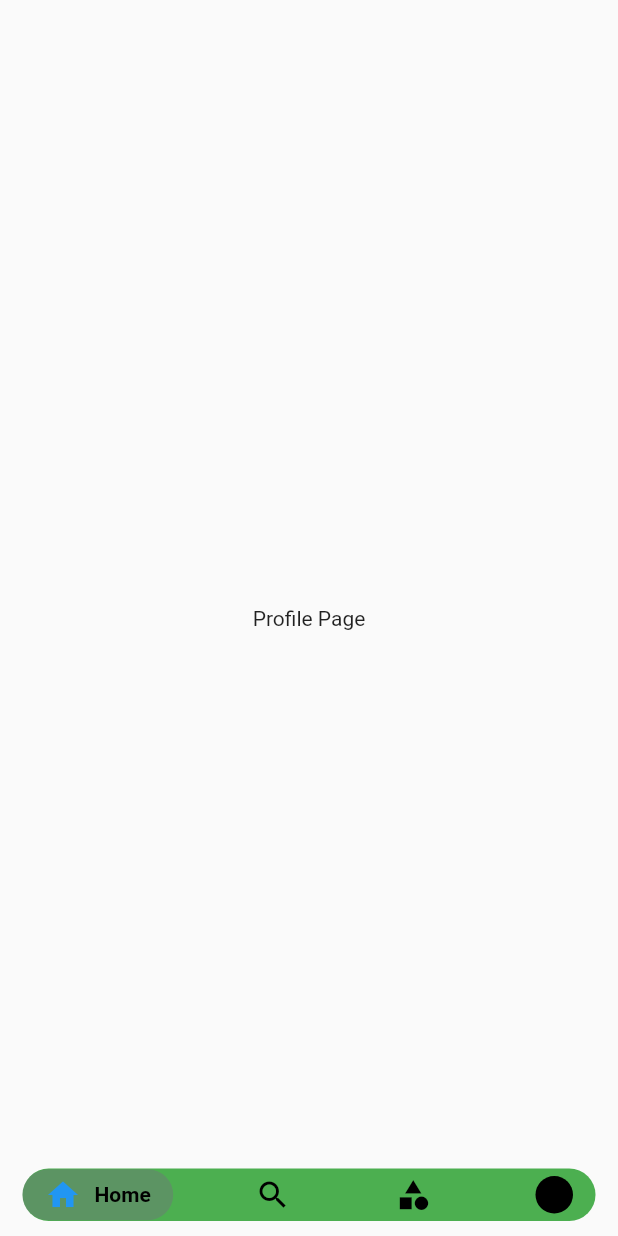
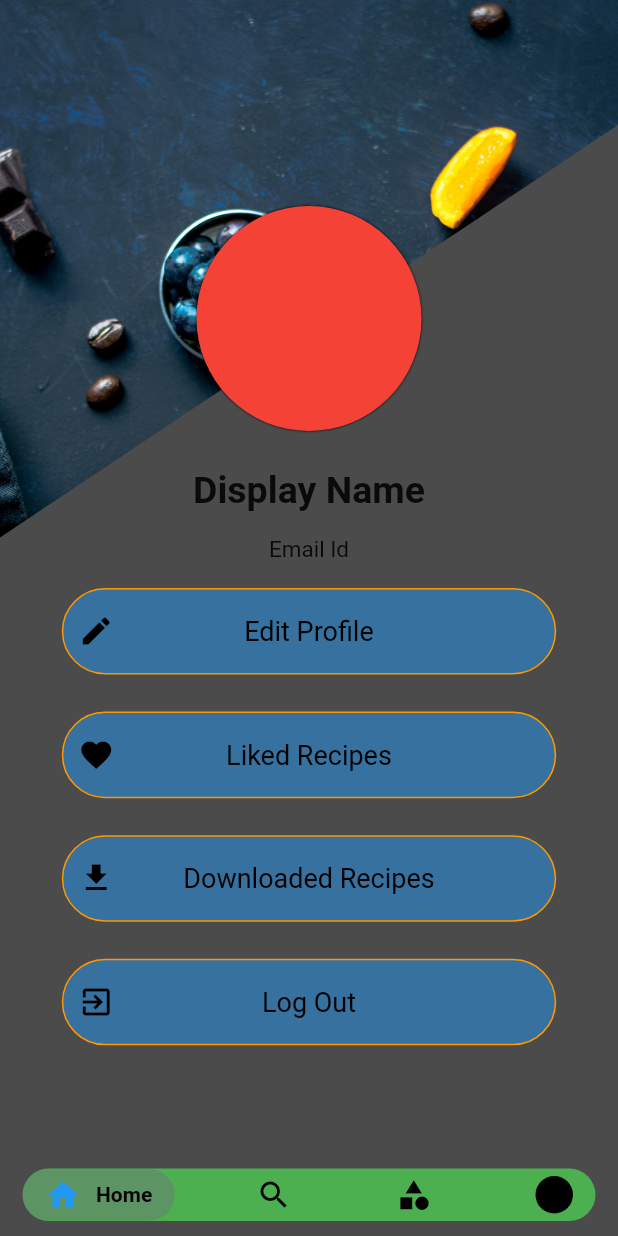
Before and after one commit to Akshaykale84/RecipeApp, a Flutter app: the MainPage screen opened directly, swiped to page 4, on a phone screen of 412 x 824 dp. Run offline on Flutter 3.47's test engine with Material 2 defaults, Android fonts, the phone set to English and light mode, and no system bars; drawn by our look-alikes of google_nav_bar; our stand-ins replace carousel_slider.

Commit message:
search bar ui 50%

```diff
--- a/lib/main_page.dart
+++ b/lib/main_page.dart
@@ -20,15 +20,17 @@ class _MainPageState extends State<MainPage> {
     CategoryPage(),
     ProfilePage()
   ];
-  void _onPageChanged(int index) {
-
-  }
+  void _onPageChanged(int index) {}
 
   void _itemTapped(int selectedIndex) {
-    _pageController.jumpToPage(selectedIndex);
-    setState(() {
-      _index = selectedIndex;
-    });
+    if (selectedIndex == 1) {
+      showSearch(context: context, delegate: SearchBar());
+    } else {
+      _pageController.jumpToPage(selectedIndex);
+      setState(() {
+        _index = selectedIndex;
+      });
+    }
   }
 
   @override
@@ -91,7 +93,7 @@ class _MainPageState extends State<MainPage> {
               backgroundColor: Colors.purple.withOpacity(0.2),
               iconSize: 24,
               padding: EdgeInsets.symmetric(horizontal: 15, vertical: 5),
-              gap: 9,
+              gap: 10,
             ),
             GButton(
               icon: Icons.search,
--- a/lib/screens/categorypage/category_page.dart
+++ b/lib/screens/categorypage/category_page.dart
@@ -6,6 +6,9 @@ class CategoryPage extends StatefulWidget {
 }
 
 class _CategoryPageState extends State<CategoryPage> with AutomaticKeepAliveClientMixin{
+
+  List<String> cat =['Maharashtra', 'Punjab', 'Spain', 'Italy'];
+
   @override
   void initState() {
     super.initState();
--- a/lib/screens/profilepage/profile_page.dart
+++ b/lib/screens/profilepage/profile_page.dart
@@ -6,15 +6,156 @@ class ProfilePage extends StatefulWidget {
 }
 
 class _ProfilePageState extends State<ProfilePage> {
+
+  void editTap() {
+
+  }
+
+  void likedTap() {
+
+  }
+
+  void downloadTap() {
+
+  }
+
+  void logoutTap() {
+
+  }
   @override
   void initState() {
     super.initState();
     print("profile");
   }
+
   @override
   Widget build(BuildContext context) {
     return Scaffold(
-      body: Container(child: Center(child: Text("Profile Page"))),
+      body: Container(
+        decoration: BoxDecoration(
+          color: Colors.black.withOpacity(0.7)
+        ),
+        child: Stack(
+          children: <Widget>[
+            ClipPath(
+              child: Container(
+                decoration: BoxDecoration(
+                  image: DecorationImage(
+                    image: AssetImage('assets/images/food.jpg'),
+                    fit: BoxFit.cover
+                  ),
+                ),
+              ),
+              clipper: GetClipper(),
+            ),
+            Positioned(
+              width: MediaQuery.of(context).size.width,
+              top: MediaQuery.of(context).size.height / 6,
+              child: Column(
+                children: [
+                  Container(
+                    height: 150.0,
+                    width: 150.0,
+                    decoration: BoxDecoration(
+                      color: Colors.red,
+                      shape: BoxShape.circle,
+                      boxShadow: [
+                        BoxShadow(blurRadius: 0.7, color: Colors.black)
+                      ],
+                    ),
+                  ),
+                  SizedBox(
+                    height: MediaQuery.of(context).size.height * 0.03,
+                  ),
+                  Text(
+                    'Display Name',
+                    style: TextStyle(fontSize: 25, fontWeight: FontWeight.bold,),
+                  ),
+                  SizedBox(
+                    height: MediaQuery.of(context).size.height * 0.02,
+                  ),
+                  Text(
+                    'Email Id',
+                    style: TextStyle(fontSize: 15, fontWeight: FontWeight.normal),
+                  ),
+                  SizedBox(
+                    height: MediaQuery.of(context).size.height * 0.02,
+                  ),
+                  Column(
+                    children: <Widget>[
+                      buildProfileButtons(context, Icons.edit, "Edit Profile", editTap),
+                      SizedBox(height: MediaQuery.of(context).size.height * 0.03,),
+                      buildProfileButtons(context, Icons.favorite, "Liked Recipes", likedTap),
+                      SizedBox(height: MediaQuery.of(context).size.height * 0.03,),
+                      buildProfileButtons(context, Icons.file_download, "Downloaded Recipes", downloadTap),
+                      SizedBox(height: MediaQuery.of(context).size.height * 0.03,),
+                      buildProfileButtons(context, Icons.exit_to_app, "Log Out", logoutTap),
+                      SizedBox(height: MediaQuery.of(context).size.height * 0.03,),
+                    ],
+                  ),
+                ],
+              ),
+            ),
+          ],
+        ),
+      ),
+    );
+  }
+
+  GestureDetector buildProfileButtons(BuildContext context, IconData icon, String data, Function tap) {
+    return GestureDetector(
+      child: Container(
+        height: MediaQuery.of(context).size.height * 0.07,
+        width: MediaQuery.of(context).size.width * 0.80,
+        decoration: BoxDecoration(
+          borderRadius: BorderRadius.circular(30),
+          color: Colors.blue.withOpacity(0.5),
+          border: Border.all(
+            width: 1,
+            color: Colors.orange,
+            style: BorderStyle.solid
+          ),
+        ),
+        child: Padding(
+          padding: const EdgeInsets.all(10.0),
+          child: Row(
+            children: <Widget>[
+              Icon(
+                icon,
+                color: Colors.black,
+              ),
+              //SizedBox(width: MediaQuery.of(context).size.width * 0.18,),
+              Container(
+                width: MediaQuery.of(context).size.width * 0.63,
+                alignment: Alignment.center,
+                child: Text(
+                  '$data',
+                  style: TextStyle(
+                    color: Colors.black,
+                    fontSize: 18
+                  ),
+                ),
+              ),
+            ],
+          ),
+        ),
+      ),
     );
   }
 }
+
+class GetClipper extends CustomClipper<Path> {
+  @override
+  Path getClip(Size size) {
+    var path = new Path();
+    path.lineTo(0.0, size.height / 2.3);
+    path.lineTo(size.width + 125, 0.0);
+    path.close();
+    return path;
+  }
+
+  @override
+  bool shouldReclip(CustomClipper<Path> oldClipper) {
+    return true;
+  }
+}
--- a/lib/screens/searchpage/search_page.dart
+++ b/lib/screens/searchpage/search_page.dart
@@ -1,18 +1,88 @@
 import 'package:flutter/material.dart';
 
-class SearchPage extends StatelessWidget {
+class SearchPage extends StatefulWidget {
   const SearchPage({Key key}) : super(key: key);
 
+  @override
+  _SearchPageState createState() => _SearchPageState();
+}
+
+class _SearchPageState extends State<SearchPage> {
   @override
   Widget build(BuildContext context) {
     return Scaffold(
       appBar: AppBar(
-
+        backgroundColor: Colors.black.withOpacity(0.7),
+        title: Text("search"),
       ),
       body: Container(
-       child: Center(child: Text("Search Page!"),),
+        child: Center(
+          child: Text("Search Page!"),
         ),
-
+      ),
     );
   }
 }
+
+class SearchBar extends SearchDelegate<String> {
+  final List food = [
+    "first",
+    "second",
+    "third",
+    "fourth",
+    "fifth",
+    "sixth",
+    "seventh",
+    "eight",
+    "nine",
+    "ten",
+  ];
+  final recentCities = [
+    "third",
+    "fourth",
+    "fifth",
+    "sixth",
+  ];
+
+  @override
+  List<Widget> buildActions(BuildContext context) {
+    return [
+      IconButton(
+        icon: Icon(Icons.clear),
+        onPressed: () {
+          query = "";
+        },
+      )
+    ];
+  }
+
+  @override
+  Widget buildLeading(BuildContext context) {
+    return IconButton(
+      icon: Icon(Icons.arrow_back),
+      onPressed: () {
+        Navigator.pop(context);
+      },
+    );
+  }
+
+  @override
+  Widget buildResults(BuildContext context) {
+    throw UnimplementedError();
+  }
+
+  @override
+  Widget buildSuggestions(BuildContext context) {
+    final suggestionList = query.isEmpty ? recentCities : food;
+    return ListView.builder(
+      itemBuilder: (context, index) => ListTile(
+        title: Text(suggestionList[index]),
+        onTap: () {
+          Navigator.push(
+              context, MaterialPageRoute(builder: (context) => SearchPage()));
+        },
+      ),
+      itemCount: suggestionList.length,
+    );
+  }
+}
```
Also changed, not shown: pubspec.lock. Lines whose indentation alone changed are shown as unchanged.
